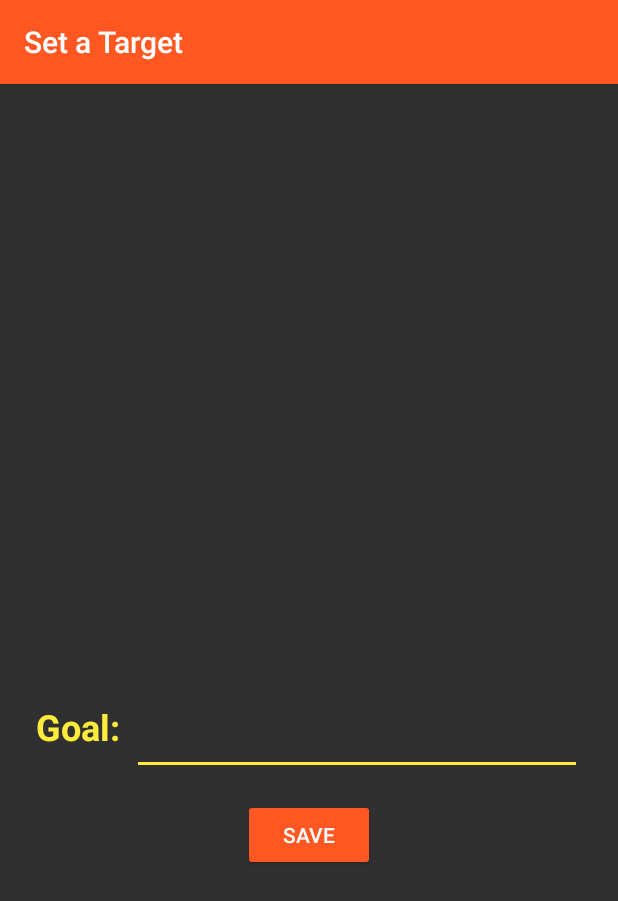
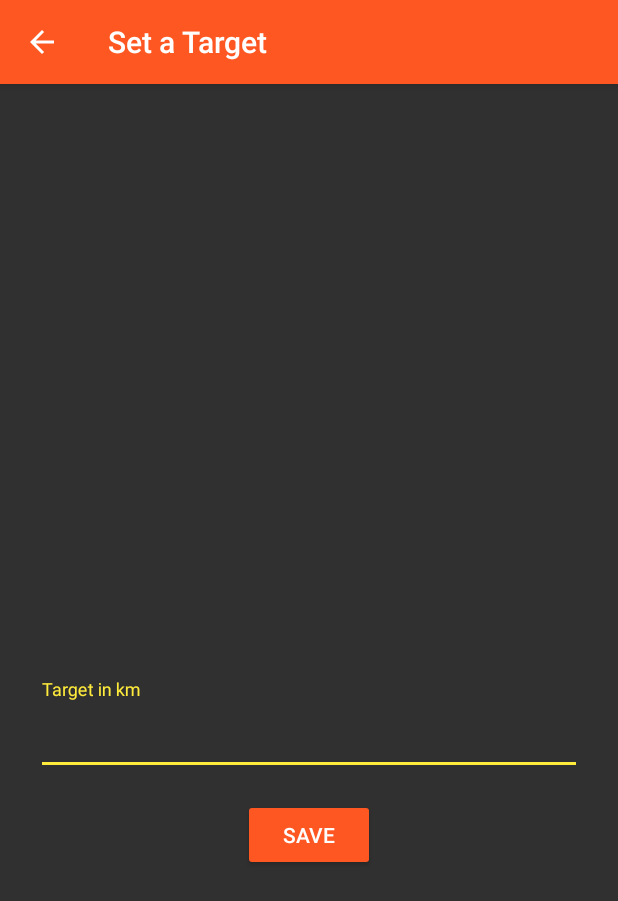
Before and after one commit to samtaylor/StravaApp, an Android app: the SetTargetActivity screen opened directly, with no data from a screen before it, on a phone screen of 412 x 824 dp. Shown: the top 901 px of the screen. Run offline under Robolectric (Android 15) with nearby library versions, the phone set to English and light mode, and no system bars; our stand-ins replace CircleImageView, Picasso; libraries missing offline, so code that uses them is left out: com.github.kittinunf.fuel, com.github.kittinunf.result; pictures from the network do not load; 1 statement that could not run was skipped.

```diff
--- a/app/src/main/res/layout/activity_set_target.xml
+++ b/app/src/main/res/layout/activity_set_target.xml
@@ -46,17 +46,6 @@
         android:padding="16dp"
         android:gravity="center_vertical">
 
-        <TextView
-            android:layout_width="wrap_content"
-            android:layout_height="wrap_content"
-            android:text="@string/goal_label"
-            android:textSize="24sp"
-            android:textStyle="bold"
-            android:textColor="@color/accent"
-            android:paddingEnd="8dp"
-            android:paddingStart="0dp"
-            android:labelFor="@+id/newTarget"/>
-
         <android.support.design.widget.TextInputLayout
             android:id="@+id/inputLayoutUsername"
             android:layout_width="match_parent"
@@ -67,6 +56,7 @@
                 android:layout_width="match_parent"
                 android:layout_height="wrap_content"
                 android:inputType="number"
+                android:hint="@string/goal_label"
                 android:textSize="24sp"/>
 
         </android.support.design.widget.TextInputLayout>
--- a/app/src/main/res/values/strings.xml
+++ b/app/src/main/res/values/strings.xml
@@ -3,10 +3,11 @@
 
     <string name="sign_out">Sign Out</string>
     <string name="name_format">%1$s %2$s</string>
-    <string name="goal_hint">Target km for %1$s</string>
     <string name="change_target">Change Target</string>
-    <string name="goal_label">Goal:</string>
+    <string name="goal_label">Target in km</string>
     <string name="save_button_label">Save</string>
+    <string name="sign_out_dialog">Are you sure you want to sign out?</string>
+    <string name="cancel">Cancel</string>
 
     <string name="title_set_target">Set a Target</string>
     <string name="title_authenticate">Connect to Strava</string>
```
Also changed, not shown: app/src/main/java/samtaylor/stravaapp/ui/MainActivity.kt (+11 -3 lines), app/src/main/java/samtaylor/stravaapp/ui/SetTargetActivity.kt (+40 -24 lines).
